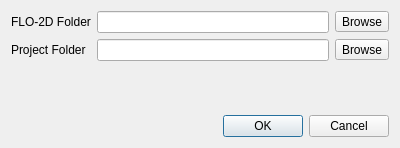
Old version of the form flo2d/ui/flopro.ui in the repository FLO-2DSoftware/qgis-flo-2d-plugin.
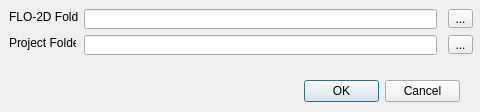
New version of the form.

Patch:
```diff
--- a/flo2d/ui/flopro.ui
+++ b/flo2d/ui/flopro.ui
@@ -6,63 +6,94 @@
    <rect>
     <x>0</x>
     <y>0</y>
-    <width>400</width>
-    <height>148</height>
+    <width>480</width>
+    <height>112</height>
    </rect>
   </property>
   <property name="windowTitle">
    <string>Run Simulation</string>
   </property>
-  <layout class="QGridLayout" name="gridLayout">
-   <item row="1" column="0">
     <widget class="QLabel" name="label_2">
+   <property name="geometry">
+    <rect>
+     <x>9</x>
+     <y>35</y>
+     <width>67</width>
+     <height>16</height>
+    </rect>
+   </property>
      <property name="text">
       <string>Project Folder</string>
      </property>
     </widget>
-   </item>
-   <item row="1" column="2">
     <widget class="QToolButton" name="project_browse">
+   <property name="geometry">
+    <rect>
+     <x>448</x>
+     <y>35</y>
+     <width>25</width>
+     <height>19</height>
+    </rect>
+   </property>
      <property name="text">
-      <string>Browse</string>
-     </property>
-    </widget>
-   </item>
-   <item row="0" column="1">
-    <widget class="QLineEdit" name="flo2d_le"/>
-   </item>
-   <item row="0" column="0">
+    <string>...</string>
+   </property>
+  </widget>
+  <widget class="QLineEdit" name="flo2d_le">
+   <property name="geometry">
+    <rect>
+     <x>84</x>
+     <y>9</y>
+     <width>353</width>
+     <height>20</height>
+    </rect>
+   </property>
+  </widget>
     <widget class="QLabel" name="label">
+   <property name="geometry">
+    <rect>
+     <x>9</x>
+     <y>9</y>
+     <width>69</width>
+     <height>16</height>
+    </rect>
+   </property>
      <property name="text">
       <string>FLO-2D Folder</string>
      </property>
     </widget>
-   </item>
-   <item row="1" column="1">
-    <widget class="QLineEdit" name="project_le"/>
-   </item>
-   <item row="0" column="2">
+  <widget class="QLineEdit" name="project_le">
+   <property name="geometry">
+    <rect>
+     <x>84</x>
+     <y>35</y>
+     <width>353</width>
+     <height>20</height>
+    </rect>
+   </property>
+  </widget>
     <widget class="QToolButton" name="flo2d_browse">
+   <property name="geometry">
+    <rect>
+     <x>448</x>
+     <y>9</y>
+     <width>25</width>
+     <height>19</height>
+    </rect>
+   </property>
      <property name="text">
-      <string>Browse</string>
-     </property>
-    </widget>
-   </item>
-   <item row="2" column="1">
-    <spacer name="verticalSpacer">
-     <property name="orientation">
-      <enum>Qt::Vertical</enum>
-     </property>
-     <property name="sizeHint" stdset="0">
-      <size>
-       <width>20</width>
-       <height>40</height>
-      </size>
-     </property>
-    </spacer>
-   </item>
-   <item row="4" column="1" colspan="2">
+    <string>...</string>
+   </property>
+  </widget>
     <widget class="QDialogButtonBox" name="buttonBox">
+   <property name="geometry">
+    <rect>
+     <x>304</x>
+     <y>80</y>
+     <width>156</width>
+     <height>23</height>
+    </rect>
+   </property>
      <property name="orientation">
       <enum>Qt::Horizontal</enum>
      </property>
@@ -70,8 +101,6 @@
       <set>QDialogButtonBox::Cancel|QDialogButtonBox::Ok</set>
      </property>
     </widget>
-   </item>
-  </layout>
  </widget>
  <resources/>
  <connections>
```
Left out of the diff: 5 changed lines with no effect on the pictures. Lines whose indentation alone changed are shown as unchanged.
